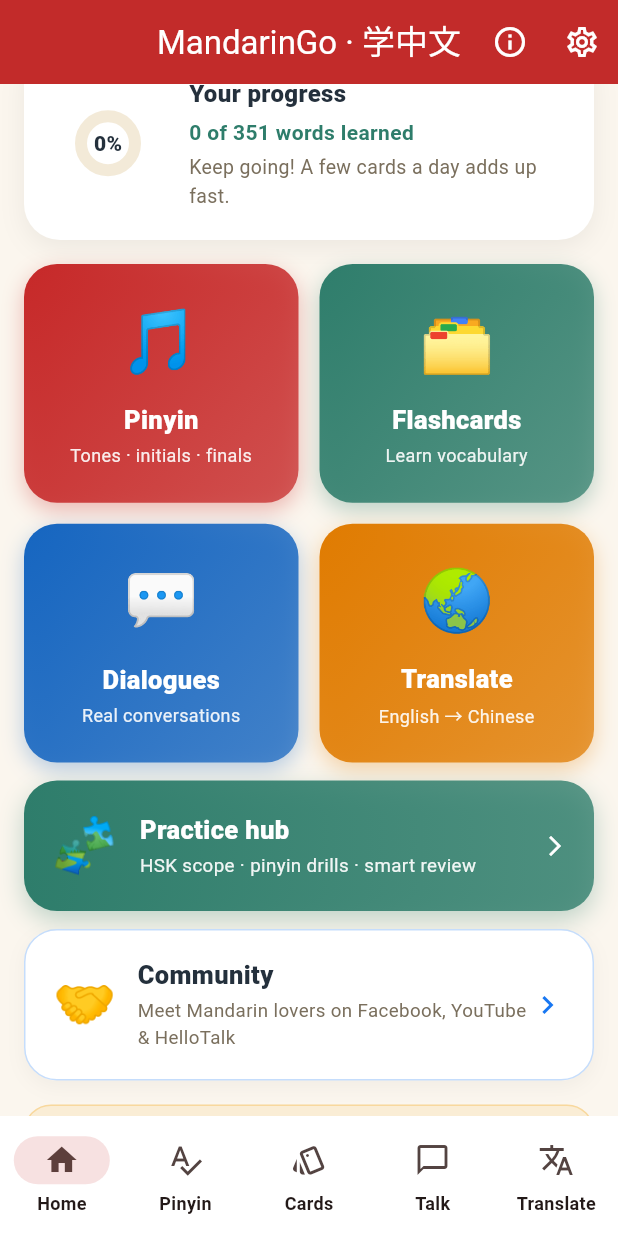
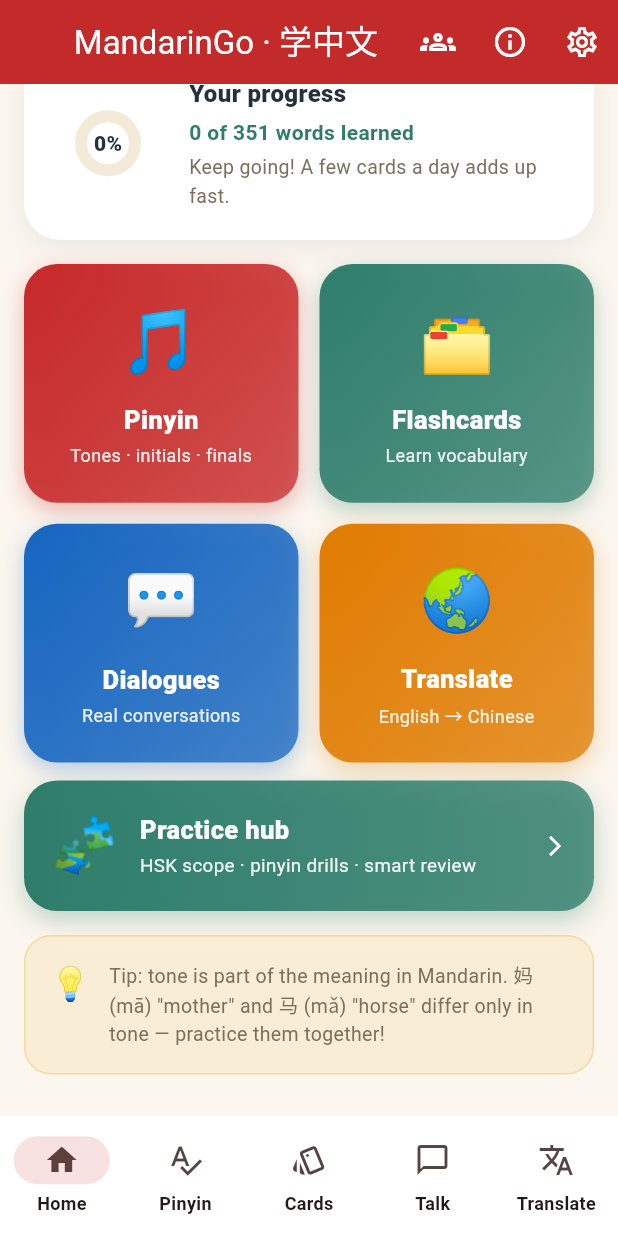
Before and after one commit to MigAppSprig/mandarin_go, a Flutter app: the screen it shows after launch, scrolled down 828 dp, on a phone screen of 412 x 824 dp. Run offline on Flutter 3.47's test engine with Material 3 defaults, Android fonts, the phone set to English and light mode, and no system bars; our stand-ins replace audioplayers, flutter_tts, shared_preferences; missing offline and left inert: pinyin.

Commit message:
Move Community entry to top app bar (left of About)

```diff
--- a/lib/screens/home_screen.dart
+++ b/lib/screens/home_screen.dart
@@ -29,6 +29,11 @@ class HomeScreen extends StatelessWidget {
         title: const Text('MandarinGo · 学中文'),
         actions: [
           IconButton(
+            icon: const Icon(Icons.groups_outlined),
+            tooltip: 'Community',
+            onPressed: () => _push(context, const CommunityScreen()),
+          ),
+          IconButton(
             icon: const Icon(Icons.info_outline),
             tooltip: 'About',
             onPressed: () => _push(context, const AboutScreen()),
@@ -48,7 +53,6 @@ class HomeScreen extends StatelessWidget {
           _buildProgress(progress),
           _buildSections(),
           _buildPracticeBanner(context),
-          _buildCommunityCard(context),
           _buildTip(),
         ],
       ),
@@ -517,67 +521,6 @@ class HomeScreen extends StatelessWidget {
     );
   }
 
-  // ── Community ───────────────────────────────────────────────────────────
-  Widget _buildCommunityCard(BuildContext context) {
-    return Container(
-      margin: const EdgeInsets.fromLTRB(16, 8, 16, 4),
-      decoration: BoxDecoration(
-        color: Colors.white,
-        borderRadius: BorderRadius.circular(22),
-        border: Border.all(color: const Color(0xFF1877F2).withValues(alpha: 0.25)),
-        boxShadow: [
-          BoxShadow(
-            color: Colors.black.withValues(alpha: 0.04),
-            blurRadius: 10,
-            offset: const Offset(0, 4),
-          ),
-        ],
-      ),
-      child: Material(
-        color: Colors.transparent,
-        child: InkWell(
-          borderRadius: BorderRadius.circular(22),
-          onTap: () => _push(context, const CommunityScreen()),
-          child: Padding(
-            padding: const EdgeInsets.all(18),
-            child: Row(
-              children: [
-                const Text('🤝', style: TextStyle(fontSize: 34)),
-                const SizedBox(width: 14),
-                Expanded(
-                  child: Column(
-                    crossAxisAlignment: CrossAxisAlignment.start,
-                    children: [
-                      const Text(
-                        'Community',
-                        style: TextStyle(
-                          fontSize: 17,
-                          fontWeight: FontWeight.w800,
-                          color: AppColors.ink,
-                        ),
-                      ),
-                      const SizedBox(height: 3),
-                      Text(
-                        'Meet Mandarin lovers on Facebook, YouTube & HelloTalk',
-                        style: TextStyle(
-                          fontSize: 12.5,
-                          color: AppColors.muted,
-                        ),
-                      ),
-                    ],
-                  ),
-                ),
-                const Icon(
-                  Icons.chevron_right,
-                  color: Color(0xFF1877F2),
-                ),
-              ],
-            ),
-          ),
-        ),
-      ),
-    );
-  }
 
   // ── Tip ─────────────────────────────────────────────────────────────────
   Widget _buildTip() {
```
